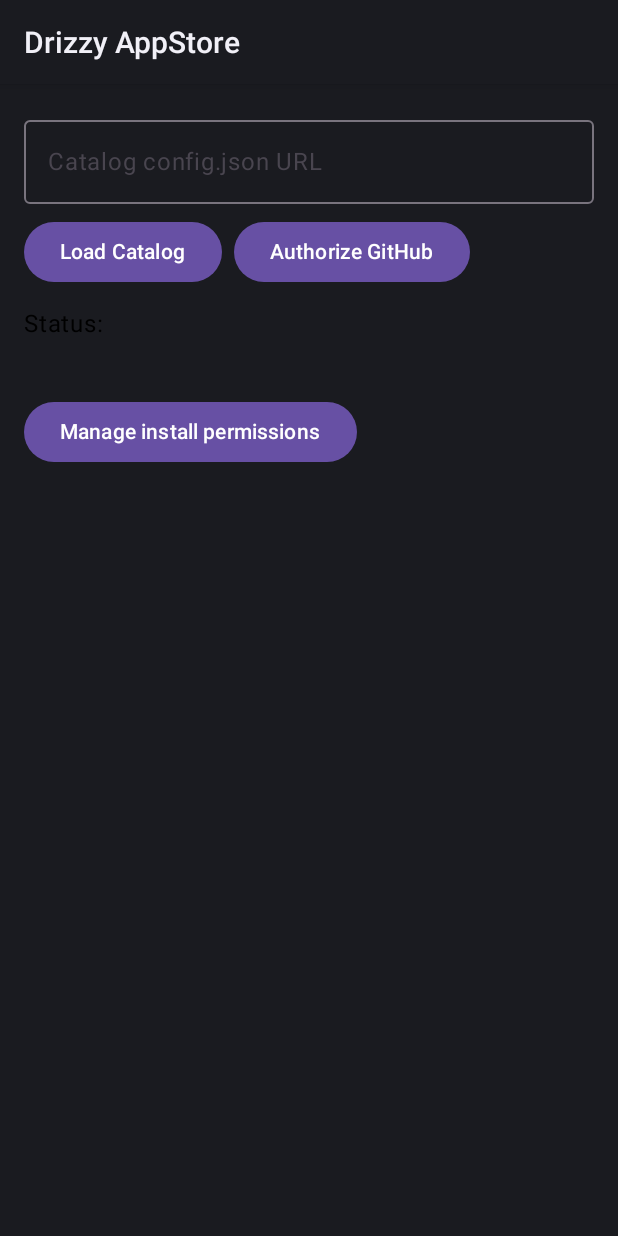
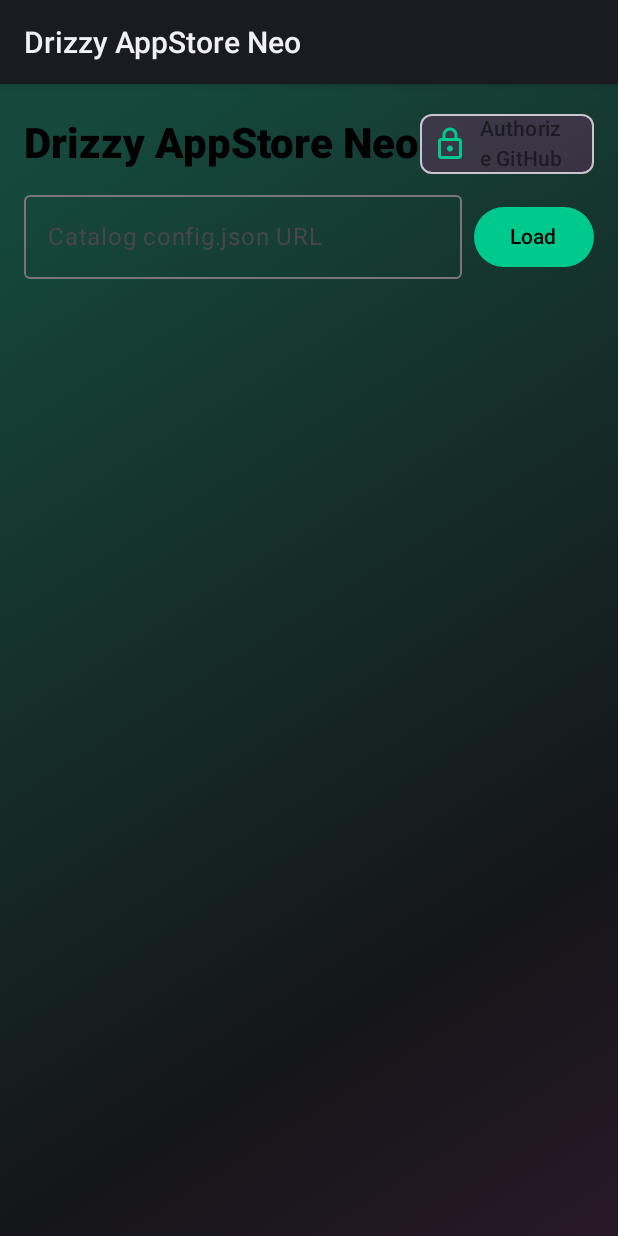
Before and after one commit to Drizzy-Solutions/drizzy-appstore, an Android app built with Jetpack Compose: the screen it shows after launch (MainActivity), on a phone screen of 412 x 824 dp. Run offline under Robolectric (Android 15) with nearby library versions, the phone set to English and light mode, and no system bars; pictures from the network do not load.

Commit message:
Add files via upload

```diff
--- a/app/src/main/java/com/memeitizer/appstore/MainActivity.kt
+++ b/app/src/main/java/com/memeitizer/appstore/MainActivity.kt
@@ -1,23 +1,16 @@
 package com.memeitizer.appstore
-
 import android.app.DownloadManager
 import android.content.Context
 import android.content.Intent
 import android.net.Uri
 import android.os.Bundle
-import android.provider.Settings
 import androidx.activity.ComponentActivity
 import androidx.activity.compose.setContent
-import androidx.compose.foundation.clickable
-import androidx.compose.foundation.layout.*
-import androidx.compose.material3.*
 import androidx.compose.runtime.*
-import androidx.compose.ui.Modifier
-import androidx.compose.ui.unit.dp
-import androidx.compose.ui.platform.LocalContext
 import com.memeitizer.appstore.model.*
 import com.memeitizer.appstore.github.*
 import com.memeitizer.appstore.auth.*
+import com.memeitizer.appstore.ui.NeoStore
 import com.squareup.moshi.Moshi
 import com.squareup.moshi.kotlin.reflect.KotlinJsonAdapterFactory
 import okhttp3.OkHttpClient
@@ -30,154 +23,88 @@ import java.util.UUID
 class MainActivity : ComponentActivity() {
     override fun onCreate(savedInstanceState: Bundle?) {
         super.onCreate(savedInstanceState)
-        setContent { App() }
+        setContent { NeoApp() }
     }
 }
-
 @Composable
-fun App() {
-    val ctx = LocalContext.current
-    val scope = rememberCoroutineScope() // ✅ use this instead of lifecycleScope
-
-    var catalogUrl by remember { mutableStateOf("") }
+fun NeoApp() {
+    val ctx = androidx.compose.ui.platform.LocalContext.current
+    val scope = rememberCoroutineScope()
     var catalog by remember { mutableStateOf<Catalog?>(null) }
     var log by remember { mutableStateOf("") }
     var token by remember { mutableStateOf<String?>(null) }
 
-    val moshi = remember {
-        Moshi.Builder().addLast(KotlinJsonAdapterFactory()).build()
-    }
+    val moshi = remember { Moshi.Builder().addLast(KotlinJsonAdapterFactory()).build() }
     val http = remember { OkHttpClient() }
-
-    fun retrofit(base: String) = Retrofit.Builder()
-        .baseUrl(base)
-        .client(http)
-        .addConverterFactory(MoshiConverterFactory.create(moshi))
-        .build()
-
+    fun retrofit(base:String) = Retrofit.Builder().baseUrl(base).client(http).addConverterFactory(MoshiConverterFactory.create(moshi)).build()
     val gh = remember { retrofit("https://api.github.com").create(GitHubApi::class.java) }
     val oauth = remember { retrofit("https://github.com").create(OAuthApi::class.java) }
 
-    MaterialTheme {
-        Column(Modifier.padding(16.dp)) {
-            OutlinedTextField(
-                value = catalogUrl,
-                onValueChange = { catalogUrl = it },
-                label = { Text("Catalog config.json URL") },
-                modifier = Modifier.fillMaxWidth()
-            )
-            Row(Modifier.padding(top = 8.dp)) {
-                Button(onClick = {
-                    log = "Fetching catalog..."
+    NeoStore(
+        title = "Drizzy AppStore Neo",
+        catalog = catalog,
+        authorized = token != null,
+        status = log,
+        onLoad = { url ->
             scope.launch {
+                log = "Fetching catalog…"
                 try {
-                            val txt = java.net.URL(catalogUrl).readText()
-                            val adapter = moshi.adapter(Catalog::class.java)
-                            catalog = adapter.fromJson(txt)
+                    val txt = java.net.URL(url).readText()
+                    catalog = moshi.adapter(Catalog::class.java).fromJson(txt)
                     log = "Loaded catalog: ${catalog?.title}"
-                        } catch (e: Exception) {
-                            log = e.toString()
+                } catch (e: Exception) { log = e.toString() }
             }
-                    }
-                }) { Text("Load Catalog") }
-
-                Spacer(Modifier.width(8.dp))
-
-                Button(onClick = {
-                    val clientId = "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" // ⚠️ placeholder
+        },
+        onAuth = {
+            val clientId = "REPLACE_WITH_GITHUB_OAUTH_CLIENT_ID"
             scope.launch {
                 try {
                     val code = oauth.start(clientId)
-                            log = "Go to ${code.verificationUri} and enter ${code.userCode}"
+                    log = "Open ${code.verificationUri} and enter ${code.userCode}"
                     ctx.startActivity(Intent(Intent.ACTION_VIEW, Uri.parse(code.verificationUri)))
-
                     while (true) {
                         val t = oauth.poll(clientId, code.deviceCode)
-                                if (t.accessToken != null) {
-                                    token = t.accessToken
-                                    break
-                                }
+                        if (t.accessToken != null) { token = t.accessToken; break }
                         delay((code.interval + 1) * 1000L)
                     }
                     log = "Authorized."
-                        } catch (e: Exception) {
-                            log = e.toString()
+                } catch (e: Exception) { log = e.toString() }
             }
-                    }
-                }) { Text(if (token == null) "Authorize GitHub" else "Authorized") }
-            }
-
-            Spacer(Modifier.height(12.dp))
-
-            catalog?.repos?.forEach { r ->
-                Text(r.displayName, style = MaterialTheme.typography.titleMedium)
-                r.apps.forEach { a ->
-                    Card(
-                        Modifier
-                            .padding(vertical = 6.dp)
-                            .fillMaxWidth()
-                            .clickable {
-                                val t = token ?: return@clickable
-                                val tag = "build-${a.id}-${UUID.randomUUID()}"
+        },
+        onBuild = { owner, repo, branch, app ->
+            val t = token ?: run { log = "Authorize first"; return@NeoStore }
+            val tag = "build-${app.id}-${UUID.randomUUID()}"
             scope.launch {
                 try {
-                                        log = "Dispatching build for ${a.name}..."
+                    log = "Dispatching build for ${app.name}…"
                     gh.dispatchWorkflow(
-                                            auth = "Bearer $t",
-                                            owner = r.owner,
-                                            repo = r.repo,
-                                            workflow = a.workflow,
-                                            body = DispatchBody(
-                                                ref = r.branch,
-                                                inputs = mapOf(
-                                                    "app_id" to a.id,
-                                                    "inject_json" to moshi.adapter(Map::class.java).toJson(a.inject),
+                        auth = "Bearer $t", owner = owner, repo = repo, workflow = app.workflow,
+                        body = DispatchBody(ref = branch, inputs = mapOf(
+                            "app_id" to app.id,
+                            "inject_json" to moshi.adapter(Map::class.java).toJson(app.inject),
                             "release_tag" to tag,
                             "catalog_ref" to (catalog?.title ?: "")
+                        ))
                     )
-                                            )
-                                        )
-                                        log = "Build started. Waiting for release $tag..."
+                    log = "Build started. Waiting for $tag…"
                     while (true) {
                         delay(8000)
                         try {
-                                                val rel = gh.getReleaseByTag("Bearer $t", r.owner, r.repo, tag)
+                            val rel = gh.getReleaseByTag("Bearer $t", owner, repo, tag)
                             val asset = rel.assets.firstOrNull { it.name.endsWith(".apk") }
                             if (asset != null) {
                                 val req = DownloadManager.Request(Uri.parse(asset.browser_download_url))
-                                                        .setTitle("${a.name}.apk")
-                                                        .setNotificationVisibility(
-                                                            DownloadManager.Request.VISIBILITY_VISIBLE_NOTIFY_COMPLETED
-                                                        )
+                                    .setTitle("${app.name}.apk")
+                                    .setNotificationVisibility(DownloadManager.Request.VISIBILITY_VISIBLE_NOTIFY_COMPLETED)
                                 val dm = ctx.getSystemService(Context.DOWNLOAD_SERVICE) as DownloadManager
                                 dm.enqueue(req)
-                                                    log = "Downloading ${asset.name}..."
+                                log = "Downloading ${asset.name}…"
                                 break
                             }
-                                            } catch (_: Exception) {
-                                                // keep polling until available
+                        } catch (_: Exception) { /* keep polling */ }
+                    }
+                } catch (e: Exception) { log = e.toString() }
             }
         }
-                                    } catch (e: Exception) {
-                                        log = e.toString()
+    )
 }
-                                }
-                            }
-                    ) {
-                        Column(Modifier.padding(12.dp)) {
-                            Text(a.name, style = MaterialTheme.typography.titleSmall)
-                            Text(a.description ?: "", style = MaterialTheme.typography.bodySmall)
-                        }
-                    }
-                }
-                Spacer(Modifier.height(8.dp))
-            }
-
-            Text("Status: \n$log")
-            Spacer(Modifier.height(12.dp))
-            Button(onClick = {
-                ctx.startActivity(Intent(Settings.ACTION_MANAGE_UNKNOWN_APP_SOURCES))
-            }) { Text("Manage install permissions") }
-        }
-    }
-}
--- /dev/null
+++ b/app/src/main/java/com/memeitizer/appstore/ui/NeoStoreScreen.kt
@@ -0,0 +1,90 @@
+package com.memeitizer.appstore.ui
+import androidx.compose.foundation.isSystemInDarkTheme
+import androidx.compose.foundation.layout.*
+import androidx.compose.foundation.lazy.grid.GridCells
+import androidx.compose.foundation.lazy.grid.LazyVerticalGrid
+import androidx.compose.foundation.lazy.grid.items
+import androidx.compose.material.icons.Icons
+import androidx.compose.material.icons.outlined.Lock
+import androidx.compose.material.icons.outlined.LockOpen
+import androidx.compose.material3.*
+import androidx.compose.runtime.*
+import androidx.compose.ui.Alignment
+import androidx.compose.ui.Modifier
+import androidx.compose.ui.graphics.Color
+import androidx.compose.ui.text.font.FontWeight
+import androidx.compose.ui.unit.dp
+import coil.compose.AsyncImage
+import com.memeitizer.appstore.model.Catalog
+import com.memeitizer.appstore.model.CatalogApp
+
+data class AppCardModel(val owner:String,val repo:String,val branch:String,val iconUrl:String?,val app:CatalogApp)
+
+@Composable
+fun NeoStore(
+    title:String,
+    catalog: Catalog?,
+    authorized:Boolean,
+    status:String,
+    onLoad:(String)->Unit,
+    onAuth:()->Unit,
+    onBuild:(String,String,String,CatalogApp)->Unit
+) {
+    val dark = isSystemInDarkTheme()
+    NeoTheme(dark) {
+        Box(Modifier.fillMaxSize()) {
+            NeonGradientBackdrop()
+            Column(Modifier.fillMaxSize().padding(16.dp)) {
+                Row(Modifier.fillMaxWidth(), horizontalArrangement = Arrangement.SpaceBetween, verticalAlignment = Alignment.CenterVertically) {
+                    Text(title, style = MaterialTheme.typography.headlineMedium, fontWeight = FontWeight.ExtraBold)
+                    AssistChip(
+                        label = { Text(if (authorized) "Connected" else "Authorize GitHub") },
+                        onClick = onAuth,
+                        leadingIcon = { Icon(if (authorized) Icons.Outlined.LockOpen else Icons.Outlined.Lock, null) },
+                        colors = AssistChipDefaults.assistChipColors(
+                            containerColor = if (authorized) MaterialTheme.colorScheme.primary.copy(.18f) else MaterialTheme.colorScheme.secondary.copy(.18f)
+                        )
+                    )
+                }
+                Spacer(Modifier.height(10.dp))
+                var url by remember { mutableStateOf("") }
+                Row(verticalAlignment = Alignment.CenterVertically) {
+                    OutlinedTextField(url, { url = it }, modifier = Modifier.weight(1f), singleLine = true, placeholder = { Text("Catalog config.json URL") })
+                    Spacer(Modifier.width(8.dp))
+                    PrimaryGlowButton("Load") { onLoad(url) }
+                }
+                Spacer(Modifier.height(16.dp))
+                val cards = remember(catalog) { catalog?.repos?.flatMap { r -> r.apps.map { a -> AppCardModel(r.owner,r.repo,r.branch,r.icon,a) } } ?: emptyList() }
+                LazyVerticalGrid(columns = GridCells.Adaptive(260.dp),
+                    verticalArrangement = Arrangement.spacedBy(12.dp),
+                    horizontalArrangement = Arrangement.spacedBy(12.dp),
+                    contentPadding = PaddingValues(bottom = 96.dp),
+                    modifier = Modifier.fillMaxSize()
+                ) {
+                    items(cards, key = { it.app.id }) { m ->
+                        GlassCard(glow = MaterialTheme.colorScheme.secondary) {
+                            AsyncImage(m.iconUrl ?: "", null, Modifier.fillMaxWidth().height(120.dp).clip(MaterialTheme.shapes.large))
+                            Spacer(Modifier.height(10.dp))
+                            Text(m.app.name, style = MaterialTheme.typography.titleMedium, fontWeight = FontWeight.SemiBold)
+                            if (!m.app.description.isNullOrBlank()) Text(m.app.description ?: "", style = MaterialTheme.typography.bodySmall)
+                            Spacer(Modifier.height(12.dp))
+                            Row(Modifier.fillMaxWidth(), horizontalArrangement = Arrangement.SpaceBetween, verticalAlignment = Alignment.CenterVertically) {
+                                StatusPill(if (authorized) "Ready" else "Auth required",
+                                    if (authorized) MaterialTheme.colorScheme.primary else MaterialTheme.colorScheme.secondary)
+                                PrimaryGlowButton(if (authorized) "Build & Download" else "Authorize") {
+                                    if (authorized) onBuild(m.owner,m.repo,m.branch,m.app) else onAuth()
+                                }
+                            }
+                        }
+                    }
+                }
+            }
+            if (status.isNotBlank()) {
+                Surface(Modifier.align(Alignment.BottomCenter).padding(12.dp),
+                    color = Color(0x99000000), contentColor = Color(0xFFEDEDF7), tonalElevation = 8.dp, shadowElevation = 8.dp, shape = MaterialTheme.shapes.large) {
+                    Text(status, Modifier.padding(horizontal = 16.dp, vertical = 10.dp), style = MaterialTheme.typography.bodyMedium)
+                }
+            }
+        }
+    }
+}
--- /dev/null
+++ b/app/src/main/java/com/memeitizer/appstore/ui/NeoTheme.kt
@@ -0,0 +1,23 @@
+package com.memeitizer.appstore.ui
+import androidx.compose.material3.*
+import androidx.compose.runtime.Composable
+import androidx.compose.ui.graphics.Color
+private val NeonDark = darkColorScheme(
+    primary = Color(0xFF00FFA8),
+    secondary = Color(0xFFFF2EB6),
+    background = Color(0xFF0A0A0F),
+    surface = Color(0xFF101018),
+    onPrimary = Color.Black, onSecondary = Color.Black,
+    onBackground = Color(0xFFEAEAF5), onSurface = Color(0xFFEAEAF5)
+)
+private val NeonLight = lightColorScheme(
+    primary = Color(0xFF00C98E),
+    secondary = Color(0xFFE61E9B),
+    background = Color(0xFFF8F9FC),
+    surface = Color(0xFFFFFFFF),
+    onPrimary = Color.Black, onSecondary = Color.White,
+    onBackground = Color(0xFF111118), onSurface = Color(0xFF1B1B22)
+)
+@Composable fun NeoTheme(dark: Boolean, content: @Composable () -> Unit) {
+    MaterialTheme(colorScheme = if (dark) NeonDark else NeonLight, content = content)
+}
--- /dev/null
+++ b/app/src/main/java/com/memeitizer/appstore/ui/NeoWidgets.kt
@@ -0,0 +1,44 @@
+package com.memeitizer.appstore.ui
+import androidx.compose.animation.core.*
+import androidx.compose.foundation.background
+import androidx.compose.foundation.border
+import androidx.compose.foundation.layout.*
+import androidx.compose.foundation.shape.RoundedCornerShape
+import androidx.compose.material3.*
+import androidx.compose.runtime.*
+import androidx.compose.ui.Modifier
+import androidx.compose.ui.draw.blur
+import androidx.compose.ui.draw.clip
+import androidx.compose.ui.draw.scale
+import androidx.compose.ui.graphics.Brush
+import androidx.compose.ui.graphics.Color
+import androidx.compose.ui.unit.Dp
+import androidx.compose.ui.unit.dp
+
+@Composable fun NeonGradientBackdrop() {
+    val t by rememberInfiniteTransition().animateFloat(0f,1f,
+        animationSpec = infiniteRepeatable(tween(8000, easing = LinearEasing)))
+    val colors = listOf(Color(0x3300FFA8), Color(0x33000000), Color(0x33FF2EB6))
+    Box(Modifier.fillMaxSize()
+        .background(Brush.linearGradient(colors,
+            start = androidx.compose.ui.geometry.Offset(0f, 0f + 500f * t),
+            end = androidx.compose.ui.geometry.Offset(1200f * (1f - t), 1600f)))
+        .blur(40.dp))
+}
+@Composable fun GlassCard(modifier: Modifier = Modifier, glow: Color, corner: Dp = 22.dp, content: @Composable ColumnScope.() -> Unit) {
+    val scale by rememberInfiniteTransition().animateFloat(1f,1.01f,
+        animationSpec = infiniteRepeatable(tween(4000, easing = LinearEasing), RepeatMode.Reverse))
+    Box(modifier = modifier.scale(scale)
+        .clip(RoundedCornerShape(corner))
+        .background(Color(0x66FFFFFF))
+        .border(1.dp, glow.copy(alpha = .35f), RoundedCornerShape(corner))
+    ) { Column(Modifier.padding(14.dp), content = content) }
+}
+@Composable fun StatusPill(text: String, color: Color) {
+    Surface(color = color.copy(alpha = .18f), contentColor = color, shape = RoundedCornerShape(999.dp)) {
+        Text(text, modifier = Modifier.padding(horizontal = 10.dp, vertical = 6.dp))
+    }
+}
+@Composable fun PrimaryGlowButton(label: String, enabled: Boolean = true, onClick: () -> Unit) {
+    Button(onClick = onClick, enabled = enabled) { Text(label) }
+}
```
Also changed, not shown: app/build.gradle.kts (+21 -15 lines), app/src/main/AndroidManifest.xml (+2 -7 lines). Lines whose indentation alone changed are shown as unchanged.
